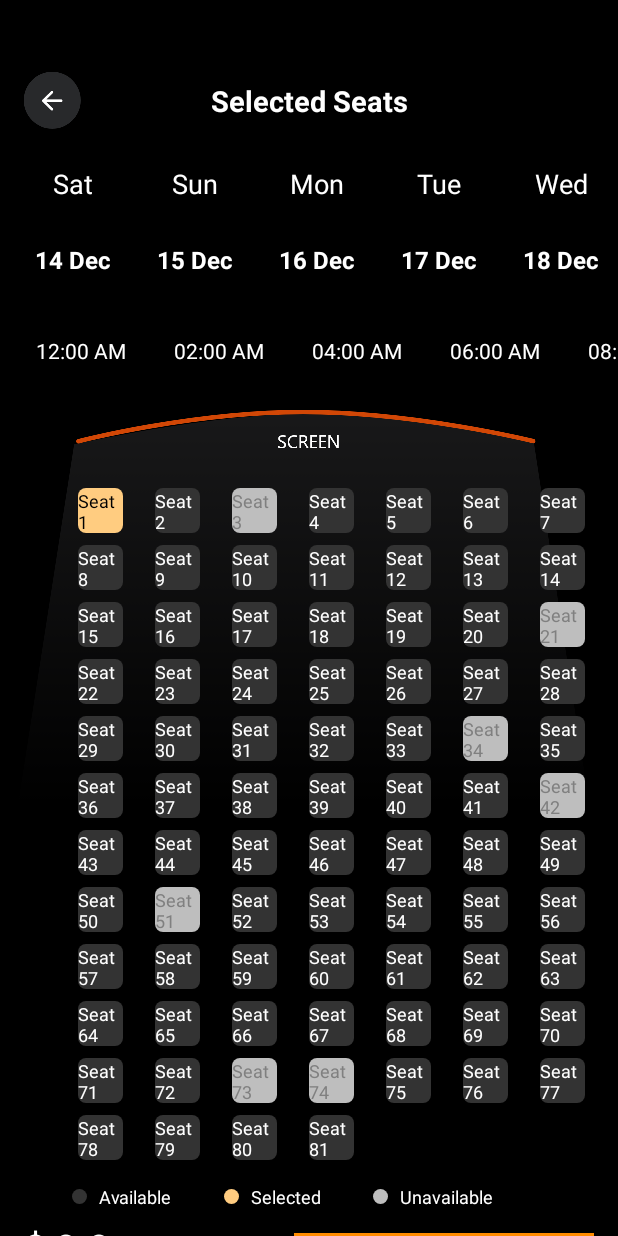
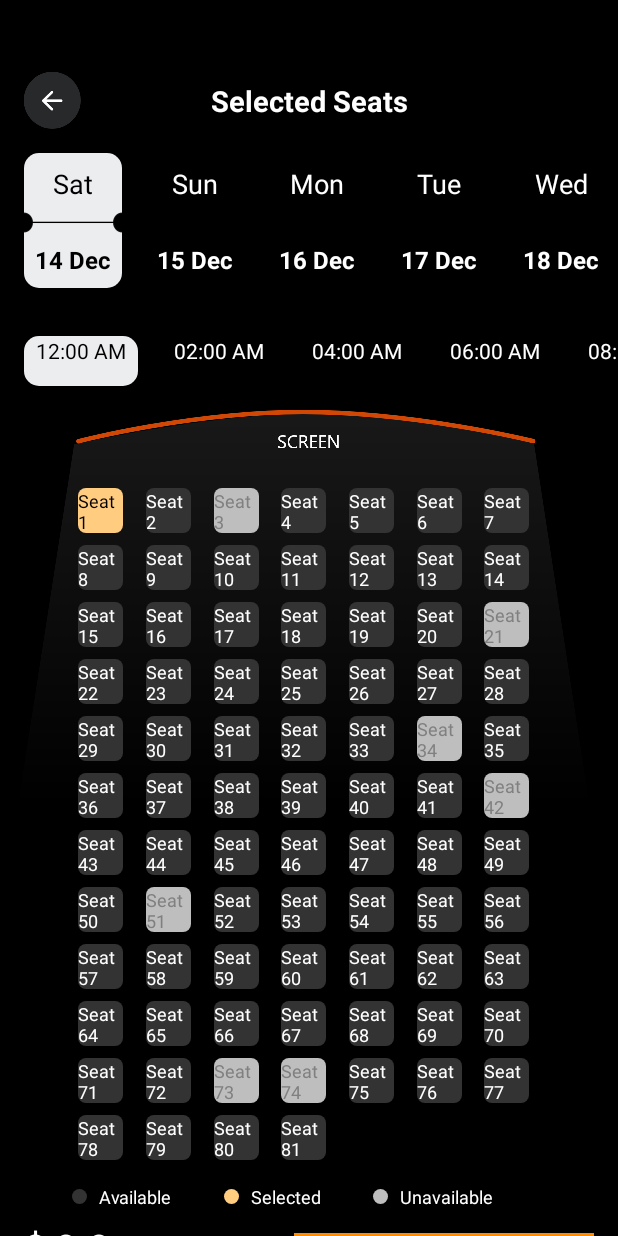
Before and after one commit to Senju14/MovieApp_CK_Mobile, an Android app: the SeatListActivity screen opened directly, with no data from a screen before it, after a tap on an icon or button, on a phone screen of 412 x 824 dp. Run offline under Robolectric (Android 15) with nearby library versions, the light colour scheme and no system bars; our stand-ins replace Firebase (no records; nobody signed in at launch, a user with empty details on screens opened directly); 1 statement that could not run was skipped.

Commit message:
fix seat

```diff
--- a/app/src/main/java/com/example/temp/Activities/ConfirmationActivity.java
+++ b/app/src/main/java/com/example/temp/Activities/ConfirmationActivity.java
@@ -1,10 +1,12 @@
 package com.example.temp.Activities;
 
 import android.os.Bundle;
+import android.util.Log;
 import android.widget.Toast;
 import androidx.annotation.NonNull;
 import androidx.appcompat.app.AppCompatActivity;
 
+import com.bumptech.glide.Glide;
 import com.example.temp.databinding.ActivityConfirmationBinding;
 import com.google.firebase.auth.FirebaseAuth;
 import com.google.firebase.auth.FirebaseUser;
@@ -31,12 +33,16 @@ public class ConfirmationActivity extends AppCompatActivity {
         // Initialize Firebase Database
         mDatabase = FirebaseDatabase.getInstance().getReference();
 
+
+
         // Get data from Intent
         String name = getIntent().getStringExtra("name");
         String username = getIntent().getStringExtra("username");
         String filmName = getIntent().getStringExtra("filmName");
         String selectedDate = getIntent().getStringExtra("selectedDate");
         String selectedTime = getIntent().getStringExtra("selectedTime");
+        Log.d("ConfirmationActivity", "Date: " + selectedDate);
+        Log.d("ConfirmationActivity", "Time: " + selectedTime);
         ArrayList<String> selectedSeats = getIntent().getStringArrayListExtra("selectedSeats");
         double price = getIntent().getDoubleExtra("price", 0.0);
         double discount = getIntent().getDoubleExtra("discount", 0.0);
--- a/app/src/main/java/com/example/temp/Activities/DetailActivity.java
+++ b/app/src/main/java/com/example/temp/Activities/DetailActivity.java
@@ -157,6 +157,8 @@ public class DetailActivity extends AppCompatActivity {
             startActivity(intent);
         });
 
+
+
         binding.imageView7.setOnClickListener(v -> {
             if (item != null) {
                 // Tạo nội dung để chia sẻ
--- a/app/src/main/java/com/example/temp/Activities/SeatListActivity.java
+++ b/app/src/main/java/com/example/temp/Activities/SeatListActivity.java
@@ -7,6 +7,7 @@ import androidx.annotation.NonNull;
 
 import android.content.Intent;
 import android.os.Bundle;
+import android.util.Log;
 import android.view.Window;
 import android.view.WindowManager;
 import android.widget.Toast;
@@ -77,6 +78,16 @@ public class SeatListActivity extends AppCompatActivity {
             return;
         }
 
+        if (selectedDate == null || selectedDate.isEmpty()) {
+            Toast.makeText(this, "Please select a date", Toast.LENGTH_SHORT).show();
+            return;
+        }
+
+        if (selectedTime == null || selectedTime.isEmpty()) {
+            Toast.makeText(this, "Please select a time", Toast.LENGTH_SHORT).show();
+            return;
+        }
+
         // Get current user
         FirebaseUser currentUser = FirebaseAuth.getInstance().getCurrentUser();
         if (currentUser == null) {
@@ -101,6 +112,12 @@ public class SeatListActivity extends AppCompatActivity {
                 intent.putExtra("filmName", filmName);
                 intent.putExtra("selectedDate", selectedDate);
                 intent.putExtra("selectedTime", selectedTime);
+
+
+                Log.d("test", "Date: " + selectedDate);
+                Log.d("test", "Time: " + selectedTime);
+
+
                 intent.putExtra("selectedSeats", selectedSeats);
                 intent.putExtra("price", price);
                 intent.putExtra("discount", discount);
@@ -114,6 +131,37 @@ public class SeatListActivity extends AppCompatActivity {
 
 
     private void initSeatsList() {
+
+
+        // Set up time adapter with selection listener
+        List<String> timeSlots = generateTimeSlots();
+        TimeAdapter timeAdapter = new TimeAdapter(timeSlots, new TimeAdapter.OnTimeSelectedListener() {
+            @Override
+            public void onTimeSelected(String time) {
+                selectedTime = time;
+                // Cập nhật UI để phản ánh giờ đã chọn (nếu cần)
+                binding.numberSelectedTxt.setText("Time Selected: " + selectedTime);
+            }
+        });
+        binding.TimeRecyclerview.setLayoutManager(
+                new LinearLayoutManager(this, LinearLayoutManager.HORIZONTAL, false));
+        binding.TimeRecyclerview.setAdapter(timeAdapter);
+
+        // Set up date adapter with selection listener
+        List<String> dates = generateDates();
+        DateAdapter dateAdapter = new DateAdapter(dates, new DateAdapter.OnDateSelectedListener() {
+            @Override
+            public void onDateSelected(String date) {
+                selectedDate = date;
+                // Cập nhật UI để phản ánh ngày đã chọn (nếu cần)
+                binding.numberSelectedTxt.setText("Date Selected: " + selectedDate);
+            }
+        });
+        binding.dateRecyclerview.setLayoutManager(
+                new LinearLayoutManager(this, LinearLayoutManager.HORIZONTAL, false));
+        binding.dateRecyclerview.setAdapter(dateAdapter);
+
+
         // Initialize the GridLayoutManager with 7 columns
         GridLayoutManager gridLayoutManager = new GridLayoutManager(this, 7);
 
@@ -150,15 +198,11 @@ public class SeatListActivity extends AppCompatActivity {
         // Create and set the SeatListAdapter with a custom implementation of SelectedSeat
         SeatListAdapter seatAdapter = new SeatListAdapter(seatList, this, new SeatListAdapter.SelectedSeat() {
             @Override
-            public void Return(String selectedName, int num) {
+            public void Return(ArrayList<String> selectedName, int num) {
                 // Update the number of selected seats
                 binding.numberSelectedTxt.setText(num + " Seat Selected");
 
-                // Update selected seats list
-                selectedSeats.clear();
-                for (int i = 0; i < num; i++) {
-                    selectedSeats.add("Seat " + (i + 1));
-                }
+                selectedSeats = selectedName;
 
                 // Format the price
                 DecimalFormat df = new DecimalFormat("#.##");
@@ -196,9 +240,16 @@ public class SeatListActivity extends AppCompatActivity {
             film = (Film) intent.getSerializableExtra("film");
             filmName = film != null ? film.getTitle() : "Unknown Film";
 
+            // Initialize with first items in lists
+            List<String> dates = generateDates();
+            List<String> times = generateTimeSlots();
+
             // Set default date and time (you might want to modify this based on user selection)
-            selectedDate = generateDates().get(0);
-            selectedTime = generateTimeSlots().get(0);
+//            selectedDate = generateDates().get(0);
+//            selectedTime = generateTimeSlots().get(0);
+
+            selectedDate = dates.isEmpty() ? "Unknown Date" : dates.get(0);
+            selectedTime = times.isEmpty() ? "Unknown Time" : times.get(0);
         }
     }
 
--- a/app/src/main/java/com/example/temp/Adapters/DateAdapter.java
+++ b/app/src/main/java/com/example/temp/Adapters/DateAdapter.java
@@ -14,16 +14,23 @@ import java.util.List;
 
 public class DateAdapter extends RecyclerView.Adapter<DateAdapter.DateViewHolder> {
     private final List<String> timeSlots;
-    private int selectedPosition = RecyclerView.NO_POSITION;
+//    private int selectedPosition = RecyclerView.NO_POSITION;
+    private int selectedPosition = 0;
     private OnDateSelectedListener listener;
 
     public interface OnDateSelectedListener {
-        void onDateSelected(int position);
+        void onDateSelected(String selectedDate);
     }
 
+    public DateAdapter(List<String> timeSlots, OnDateSelectedListener listener) {
+        this.timeSlots = timeSlots;
+        this.listener = listener;
+    }
+
+    // New overloaded constructor without listener
     public DateAdapter(List<String> timeSlots) {
         this.timeSlots = timeSlots;
-        this.listener = listener;
+        this.listener = null;
     }
 
     public static class DateViewHolder extends RecyclerView.ViewHolder {
@@ -82,7 +89,7 @@ public class DateAdapter extends RecyclerView.Adapter<DateAdapter.DateViewHolder
 
                 // Callback to inform about date selection
                 if (listener != null) {
-                    listener.onDateSelected(selectedPosition);
+                    listener.onDateSelected(timeSlots.get(selectedPosition));
                 }
             }
         });
--- a/app/src/main/java/com/example/temp/Adapters/SeatListAdapter.java
+++ b/app/src/main/java/com/example/temp/Adapters/SeatListAdapter.java
@@ -17,7 +17,7 @@ public class SeatListAdapter extends RecyclerView.Adapter<SeatListAdapter.SeatVi
     private List<Seat> seatList;
     private Context context;
     private SelectedSeat selectedSeat;
-    private List<String> selectedSeatName;
+    private ArrayList<String> selectedSeatName;
 
     public SeatListAdapter(List<Seat> seatList, Context context, SelectedSeat selectedSeat) {
         this.seatList = seatList;
@@ -77,8 +77,8 @@ public class SeatListAdapter extends RecyclerView.Adapter<SeatListAdapter.SeatVi
                     break;
             }
 
-            String selected = String.join(", ", selectedSeatName);
-            selectedSeat.Return(selected, selectedSeatName.size());
+//            String selected = String.join(", ", selectedSeatName);
+            selectedSeat.Return(selectedSeatName, selectedSeatName.size());
         });
     }
 
@@ -88,6 +88,6 @@ public class SeatListAdapter extends RecyclerView.Adapter<SeatListAdapter.SeatVi
     }
 
     public interface SelectedSeat {
-        void Return(String selectedName, int num);
+        void Return(ArrayList<String> selectedName, int num);
     }
 }
--- a/app/src/main/java/com/example/temp/Adapters/TimeAdapter.java
+++ b/app/src/main/java/com/example/temp/Adapters/TimeAdapter.java
@@ -14,16 +14,22 @@ import java.util.List;
 
 public class TimeAdapter extends RecyclerView.Adapter<TimeAdapter.TimeViewHolder> {
     private final List<String> timeSlots;
-    private int selectedPosition = RecyclerView.NO_POSITION;
+//    private int selectedPosition = RecyclerView.NO_POSITION;
+    private int selectedPosition = 0;
     private OnTimeSelectedListener listener;
 
     public interface OnTimeSelectedListener {
-        void onTimeSelected(int position);
+        void onTimeSelected(String selectedTime);
     }
 
-    public TimeAdapter(List<String> timeSlots) {
+    public TimeAdapter(List<String> timeSlots, OnTimeSelectedListener listener) {
         this.timeSlots = timeSlots;
         this.listener = listener;
+    }
+
+    public TimeAdapter(List<String> timeSlots) {  // Added overloaded constructor
+        this.timeSlots = timeSlots;
+        this.listener = null;
     }
 
     public static class TimeViewHolder extends RecyclerView.ViewHolder {
@@ -75,7 +81,7 @@ public class TimeAdapter extends RecyclerView.Adapter<TimeAdapter.TimeViewHolder
 
                 // Callback to inform about time selection
                 if (listener != null) {
-                    listener.onTimeSelected(selectedPosition);
+                    listener.onTimeSelected(timeSlots.get(selectedPosition));
                 }
             }
         });
--- a/app/src/main/res/layout/activity_detail.xml
+++ b/app/src/main/res/layout/activity_detail.xml
@@ -181,7 +181,7 @@
                 android:id="@+id/watchTrailerBtn"
                 style="@android:style/Widget.Button"
                 android:layout_width="161dp"
-                android:layout_height="43dp"
+                android:layout_height="48dp"
                 android:background="@drawable/red_bg"
                 android:drawableEnd="@drawable/play_circle"
                 android:paddingStart="16dp"
@@ -201,7 +201,7 @@
                 android:id="@+id/buyTicketBtn"
                 style="@android:style/Widget.Button"
                 android:layout_width="163dp"
-                android:layout_height="43dp"
+                android:layout_height="48dp"
                 android:background="@drawable/orange_bg"
                 android:text="@string/buy_ticket"
                 android:textColor="@color/white"
--- a/app/src/main/res/layout/activity_seat_list.xml
+++ b/app/src/main/res/layout/activity_seat_list.xml
@@ -84,7 +84,7 @@
                     android:layout_height="match_parent"
                     android:layout_marginStart="48dp"
                     android:layout_marginTop="48dp"
-                    android:layout_marginEnd="4dp"
+                    android:layout_marginEnd="48dp"
                     app:layout_constraintEnd_toEndOf="parent"
                     app:layout_constraintStart_toStartOf="parent"
                     app:layout_constraintTop_toTopOf="parent" />
```
